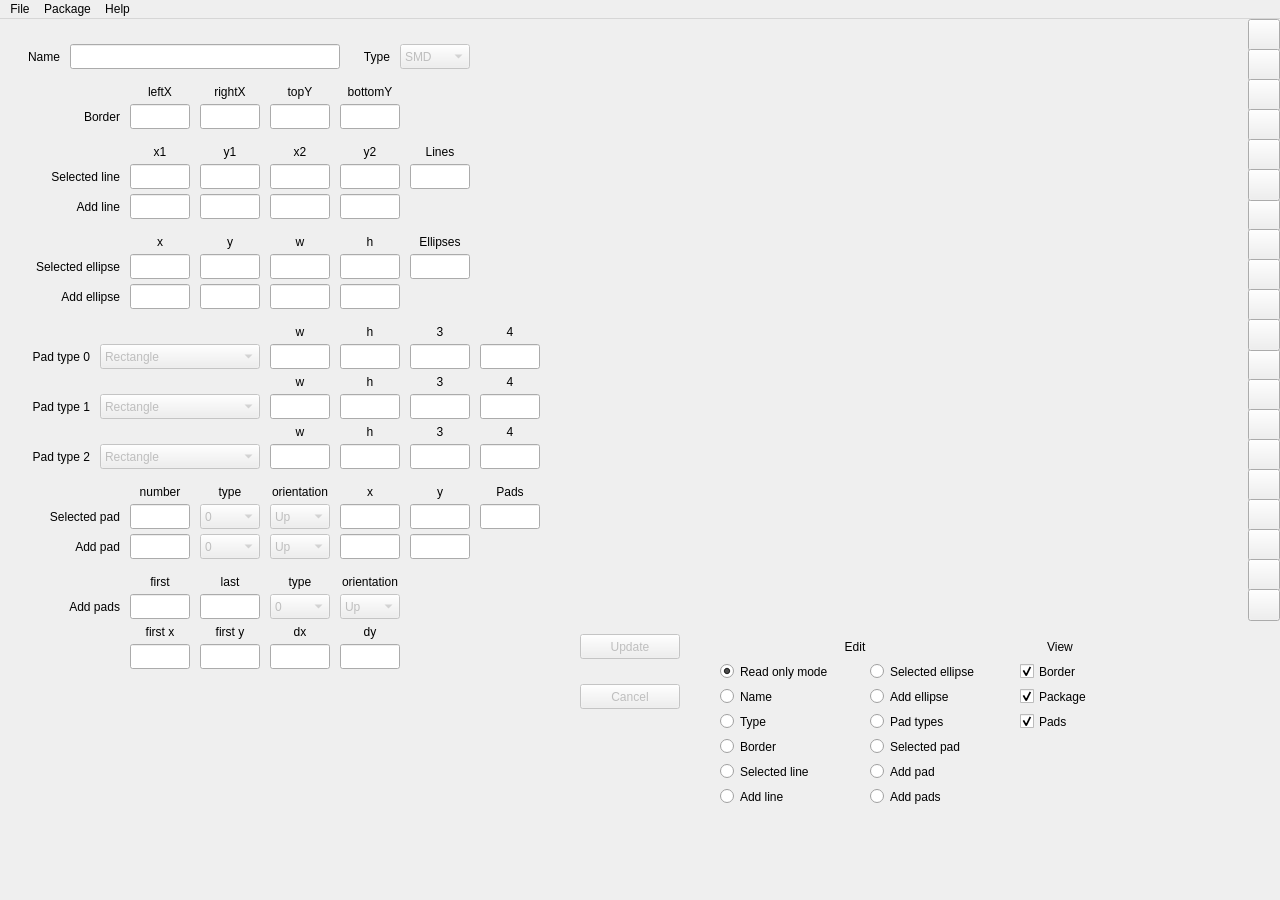
schdesign/board-builder, file src/pcbeditor/packageeditor.ui: the form before one commit.
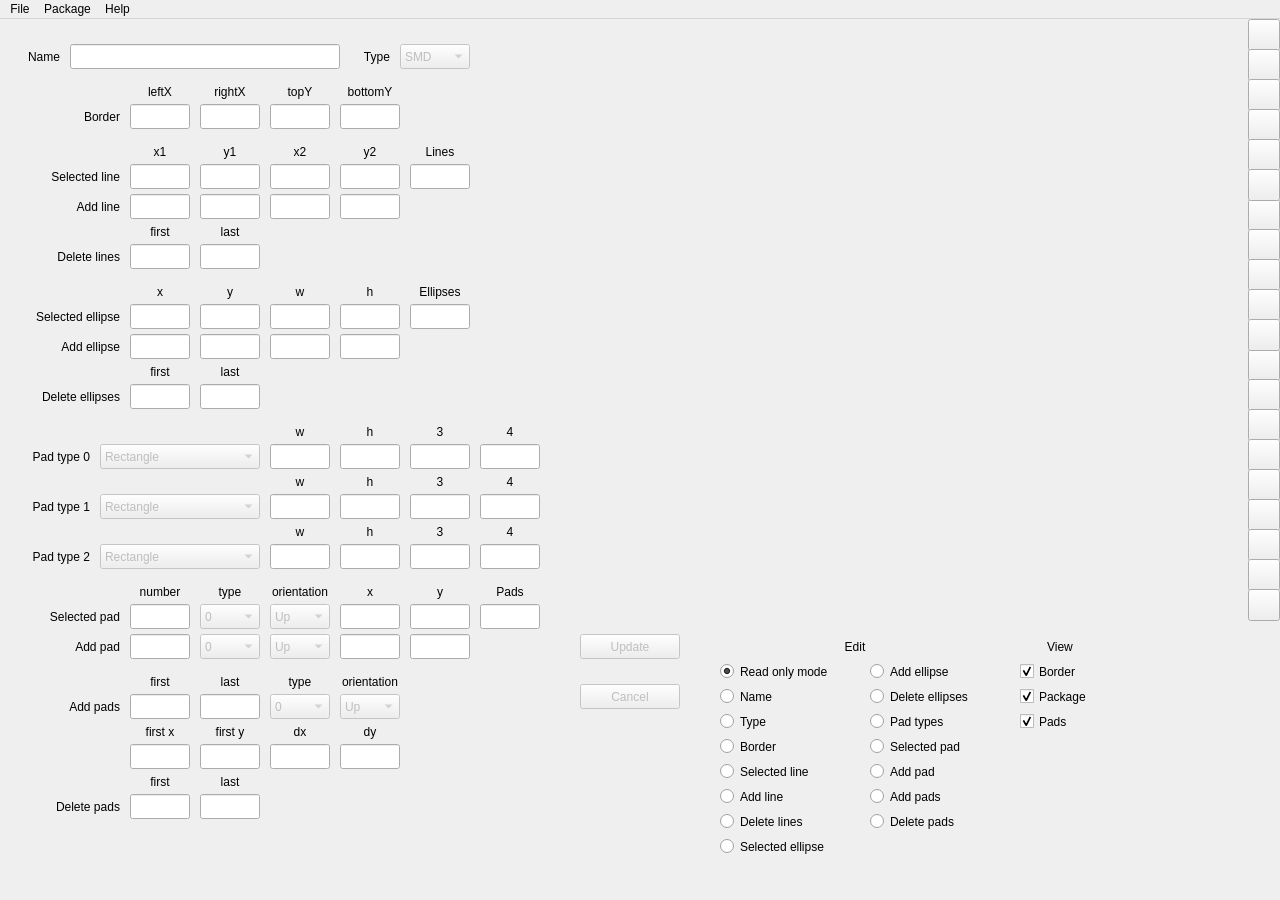
The form after the commit. Icons and pictures are not drawn.

Commit message: Change Package Editor user interface

Diff of the .ui file:
```diff
--- a/src/pcbeditor/packageeditor.ui
+++ b/src/pcbeditor/packageeditor.ui
@@ -453,7 +453,7 @@
     <property name="geometry">
      <rect>
       <x>340</x>
-      <y>210</y>
+      <y>260</y>
       <width>60</width>
       <height>25</height>
      </rect>
@@ -469,7 +469,7 @@
     <property name="geometry">
      <rect>
       <x>200</x>
-      <y>210</y>
+      <y>260</y>
       <width>60</width>
       <height>25</height>
      </rect>
@@ -485,7 +485,7 @@
     <property name="geometry">
      <rect>
       <x>340</x>
-      <y>235</y>
+      <y>285</y>
       <width>60</width>
       <height>25</height>
      </rect>
@@ -501,7 +501,7 @@
     <property name="geometry">
      <rect>
       <x>270</x>
-      <y>235</y>
+      <y>285</y>
       <width>60</width>
       <height>25</height>
      </rect>
@@ -517,7 +517,7 @@
     <property name="geometry">
      <rect>
       <x>200</x>
-      <y>235</y>
+      <y>285</y>
       <width>60</width>
       <height>25</height>
      </rect>
@@ -533,7 +533,7 @@
     <property name="geometry">
      <rect>
       <x>10</x>
-      <y>235</y>
+      <y>285</y>
       <width>110</width>
       <height>25</height>
      </rect>
@@ -549,7 +549,7 @@
     <property name="geometry">
      <rect>
       <x>270</x>
-      <y>210</y>
+      <y>260</y>
       <width>60</width>
       <height>25</height>
      </rect>
@@ -565,7 +565,7 @@
     <property name="geometry">
      <rect>
       <x>130</x>
-      <y>210</y>
+      <y>260</y>
       <width>60</width>
       <height>25</height>
      </rect>
@@ -581,7 +581,7 @@
     <property name="geometry">
      <rect>
       <x>130</x>
-      <y>235</y>
+      <y>285</y>
       <width>60</width>
       <height>25</height>
      </rect>
@@ -869,7 +869,7 @@
     <property name="geometry">
      <rect>
       <x>200</x>
-      <y>265</y>
+      <y>315</y>
       <width>60</width>
       <height>25</height>
      </rect>
@@ -885,7 +885,7 @@
     <property name="geometry">
      <rect>
       <x>270</x>
-      <y>265</y>
+      <y>315</y>
       <width>60</width>
       <height>25</height>
      </rect>
@@ -901,7 +901,7 @@
     <property name="geometry">
      <rect>
       <x>340</x>
-      <y>265</y>
+      <y>315</y>
       <width>60</width>
       <height>25</height>
      </rect>
@@ -917,7 +917,7 @@
     <property name="geometry">
      <rect>
       <x>130</x>
-      <y>265</y>
+      <y>315</y>
       <width>60</width>
       <height>25</height>
      </rect>
@@ -933,7 +933,7 @@
     <property name="geometry">
      <rect>
       <x>40</x>
-      <y>265</y>
+      <y>315</y>
       <width>80</width>
       <height>25</height>
      </rect>
@@ -978,7 +978,7 @@
     <property name="geometry">
      <rect>
       <x>410</x>
-      <y>300</y>
+      <y>400</y>
       <width>60</width>
       <height>25</height>
      </rect>
@@ -994,7 +994,7 @@
     <property name="geometry">
      <rect>
       <x>340</x>
-      <y>325</y>
+      <y>425</y>
       <width>60</width>
       <height>25</height>
      </rect>
@@ -1010,7 +1010,7 @@
     <property name="geometry">
      <rect>
       <x>340</x>
-      <y>300</y>
+      <y>400</y>
       <width>60</width>
       <height>25</height>
      </rect>
@@ -1029,7 +1029,7 @@
     <property name="geometry">
      <rect>
       <x>410</x>
-      <y>325</y>
+      <y>425</y>
       <width>60</width>
       <height>25</height>
      </rect>
@@ -1045,7 +1045,7 @@
     <property name="geometry">
      <rect>
       <x>270</x>
-      <y>300</y>
+      <y>400</y>
       <width>60</width>
       <height>25</height>
      </rect>
@@ -1061,7 +1061,7 @@
     <property name="geometry">
      <rect>
       <x>270</x>
-      <y>325</y>
+      <y>425</y>
       <width>60</width>
       <height>25</height>
      </rect>
@@ -1077,7 +1077,7 @@
     <property name="geometry">
      <rect>
       <x>10</x>
-      <y>325</y>
+      <y>425</y>
       <width>80</width>
       <height>25</height>
      </rect>
@@ -1093,7 +1093,7 @@
     <property name="geometry">
      <rect>
       <x>10</x>
-      <y>375</y>
+      <y>475</y>
       <width>80</width>
       <height>25</height>
      </rect>
@@ -1112,7 +1112,7 @@
     <property name="geometry">
      <rect>
       <x>410</x>
-      <y>375</y>
+      <y>475</y>
       <width>60</width>
       <height>25</height>
      </rect>
@@ -1128,7 +1128,7 @@
     <property name="geometry">
      <rect>
       <x>270</x>
-      <y>375</y>
+      <y>475</y>
       <width>60</width>
       <height>25</height>
      </rect>
@@ -1144,7 +1144,7 @@
     <property name="geometry">
      <rect>
       <x>340</x>
-      <y>375</y>
+      <y>475</y>
       <width>60</width>
       <height>25</height>
      </rect>
@@ -1160,7 +1160,7 @@
     <property name="geometry">
      <rect>
       <x>270</x>
-      <y>425</y>
+      <y>525</y>
       <width>60</width>
       <height>25</height>
      </rect>
@@ -1176,7 +1176,7 @@
     <property name="geometry">
      <rect>
       <x>340</x>
-      <y>425</y>
+      <y>525</y>
       <width>60</width>
       <height>25</height>
      </rect>
@@ -1192,7 +1192,7 @@
     <property name="geometry">
      <rect>
       <x>410</x>
-      <y>425</y>
+      <y>525</y>
       <width>60</width>
       <height>25</height>
      </rect>
@@ -1208,7 +1208,7 @@
     <property name="geometry">
      <rect>
       <x>10</x>
-      <y>425</y>
+      <y>525</y>
       <width>80</width>
       <height>25</height>
      </rect>
@@ -1227,7 +1227,7 @@
     <property name="geometry">
      <rect>
       <x>100</x>
-      <y>325</y>
+      <y>425</y>
       <width>160</width>
       <height>25</height>
      </rect>
@@ -1267,7 +1267,7 @@
     <property name="geometry">
      <rect>
       <x>100</x>
-      <y>375</y>
+      <y>475</y>
       <width>160</width>
       <height>25</height>
      </rect>
@@ -1307,7 +1307,7 @@
     <property name="geometry">
      <rect>
       <x>100</x>
-      <y>425</y>
+      <y>525</y>
       <width>160</width>
       <height>25</height>
      </rect>
@@ -1344,7 +1344,7 @@
     <property name="geometry">
      <rect>
       <x>130</x>
-      <y>515</y>
+      <y>615</y>
       <width>60</width>
       <height>25</height>
      </rect>
@@ -1360,7 +1360,7 @@
     <property name="geometry">
      <rect>
       <x>130</x>
-      <y>485</y>
+      <y>585</y>
       <width>60</width>
       <height>25</height>
      </rect>
@@ -1376,7 +1376,7 @@
     <property name="geometry">
      <rect>
       <x>410</x>
-      <y>460</y>
+      <y>560</y>
       <width>60</width>
       <height>25</height>
      </rect>
@@ -1392,7 +1392,7 @@
     <property name="geometry">
      <rect>
       <x>30</x>
-      <y>485</y>
+      <y>585</y>
       <width>90</width>
       <height>25</height>
      </rect>
@@ -1424,7 +1424,7 @@
     <property name="geometry">
      <rect>
       <x>410</x>
-      <y>485</y>
+      <y>585</y>
       <width>60</width>
       <height>25</height>
      </rect>
@@ -1440,7 +1440,7 @@
     <property name="geometry">
      <rect>
       <x>410</x>
-      <y>515</y>
+      <y>615</y>
       <width>60</width>
       <height>25</height>
      </rect>
@@ -1456,7 +1456,7 @@
     <property name="geometry">
      <rect>
       <x>60</x>
-      <y>515</y>
+      <y>615</y>
       <width>60</width>
       <height>25</height>
      </rect>
@@ -1472,7 +1472,7 @@
     <property name="geometry">
      <rect>
       <x>130</x>
-      <y>460</y>
+      <y>560</y>
       <width>60</width>
       <height>25</height>
      </rect>
@@ -1520,7 +1520,7 @@
     <property name="geometry">
      <rect>
       <x>410</x>
-      <y>235</y>
+      <y>285</y>
       <width>60</width>
       <height>25</height>
      </rect>
@@ -1536,7 +1536,7 @@
     <property name="geometry">
      <rect>
       <x>410</x>
-      <y>210</y>
+      <y>260</y>
       <width>60</width>
       <height>25</height>
      </rect>
@@ -1552,7 +1552,7 @@
     <property name="geometry">
      <rect>
       <x>480</x>
-      <y>485</y>
+      <y>585</y>
       <width>60</width>
       <height>25</height>
      </rect>
@@ -1568,7 +1568,7 @@
     <property name="geometry">
      <rect>
       <x>480</x>
-      <y>460</y>
+      <y>560</y>
       <width>60</width>
       <height>25</height>
      </rect>
@@ -1584,7 +1584,7 @@
     <property name="geometry">
      <rect>
       <x>200</x>
-      <y>460</y>
+      <y>560</y>
       <width>60</width>
       <height>25</height>
      </rect>
@@ -1600,7 +1600,7 @@
     <property name="geometry">
      <rect>
       <x>340</x>
-      <y>485</y>
+      <y>585</y>
       <width>60</width>
       <height>25</height>
      </rect>
@@ -1616,7 +1616,7 @@
     <property name="geometry">
      <rect>
       <x>340</x>
-      <y>515</y>
+      <y>615</y>
       <width>60</width>
       <height>25</height>
      </rect>
@@ -1632,7 +1632,7 @@
     <property name="geometry">
      <rect>
       <x>340</x>
-      <y>460</y>
+      <y>560</y>
       <width>60</width>
       <height>25</height>
      </rect>
@@ -1648,7 +1648,7 @@
     <property name="geometry">
      <rect>
       <x>340</x>
-      <y>625</y>
+      <y>725</y>
       <width>60</width>
       <height>25</height>
      </rect>
@@ -1664,7 +1664,7 @@
     <property name="geometry">
      <rect>
       <x>200</x>
-      <y>625</y>
+      <y>725</y>
       <width>60</width>
       <height>25</height>
      </rect>
@@ -1680,7 +1680,7 @@
     <property name="geometry">
      <rect>
       <x>130</x>
-      <y>625</y>
+      <y>725</y>
       <width>60</width>
       <height>25</height>
      </rect>
@@ -1696,7 +1696,7 @@
     <property name="geometry">
      <rect>
       <x>270</x>
-      <y>625</y>
+      <y>725</y>
       <width>60</width>
       <height>25</height>
      </rect>
@@ -1712,7 +1712,7 @@
     <property name="geometry">
      <rect>
       <x>130</x>
-      <y>575</y>
+      <y>675</y>
       <width>60</width>
       <height>25</height>
      </rect>
@@ -1728,7 +1728,7 @@
     <property name="geometry">
      <rect>
       <x>50</x>
-      <y>575</y>
+      <y>675</y>
       <width>70</width>
       <height>25</height>
      </rect>
@@ -1744,7 +1744,7 @@
     <property name="geometry">
      <rect>
       <x>200</x>
-      <y>575</y>
+      <y>675</y>
       <width>60</width>
       <height>25</height>
      </rect>
@@ -1760,7 +1760,7 @@
     <property name="geometry">
      <rect>
       <x>270</x>
-      <y>600</y>
+      <y>700</y>
       <width>60</width>
       <height>25</height>
      </rect>
@@ -1776,7 +1776,7 @@
     <property name="geometry">
      <rect>
       <x>340</x>
-      <y>600</y>
+      <y>700</y>
       <width>60</width>
       <height>25</height>
      </rect>
@@ -1792,7 +1792,7 @@
     <property name="geometry">
      <rect>
       <x>130</x>
-      <y>550</y>
+      <y>650</y>
       <width>60</width>
       <height>25</height>
      </rect>
@@ -1808,7 +1808,7 @@
     <property name="geometry">
      <rect>
       <x>130</x>
-      <y>600</y>
+      <y>700</y>
       <width>60</width>
       <height>25</height>
      </rect>
@@ -1824,7 +1824,7 @@
     <property name="geometry">
      <rect>
       <x>200</x>
-      <y>600</y>
+      <y>700</y>
       <width>60</width>
       <height>25</height>
      </rect>
@@ -1840,7 +1840,7 @@
     <property name="geometry">
      <rect>
       <x>200</x>
-      <y>550</y>
+      <y>650</y>
       <width>60</width>
       <height>25</height>
      </rect>
@@ -1856,7 +1856,7 @@
     <property name="geometry">
      <rect>
       <x>270</x>
-      <y>550</y>
+      <y>650</y>
       <width>60</width>
       <height>25</height>
      </rect>
@@ -1872,7 +1872,7 @@
     <property name="geometry">
      <rect>
       <x>260</x>
-      <y>460</y>
+      <y>560</y>
       <width>80</width>
       <height>25</height>
      </rect>
@@ -1891,7 +1891,7 @@
     <property name="geometry">
      <rect>
       <x>200</x>
-      <y>485</y>
+      <y>585</y>
       <width>60</width>
       <height>25</height>
      </rect>
@@ -1931,7 +1931,7 @@
     <property name="geometry">
      <rect>
       <x>200</x>
-      <y>515</y>
+      <y>615</y>
       <width>60</width>
       <height>25</height>
      </rect>
@@ -1971,7 +1971,7 @@
     <property name="geometry">
      <rect>
       <x>270</x>
-      <y>575</y>
+      <y>675</y>
       <width>60</width>
       <height>25</height>
      </rect>
@@ -2011,7 +2011,7 @@
     <property name="geometry">
      <rect>
       <x>270</x>
-      <y>485</y>
+      <y>585</y>
       <width>60</width>
       <height>25</height>
      </rect>
@@ -2040,7 +2040,7 @@
     <property name="geometry">
      <rect>
       <x>270</x>
-      <y>515</y>
+      <y>615</y>
       <width>60</width>
       <height>25</height>
      </rect>
@@ -2069,7 +2069,7 @@
     <property name="geometry">
      <rect>
       <x>340</x>
-      <y>575</y>
+      <y>675</y>
       <width>60</width>
       <height>25</height>
      </rect>
@@ -2095,7 +2095,7 @@
     <property name="geometry">
      <rect>
       <x>330</x>
-      <y>550</y>
+      <y>650</y>
       <width>80</width>
       <height>25</height>
      </rect>
@@ -2298,7 +2298,7 @@
     <property name="geometry">
      <rect>
       <x>480</x>
-      <y>325</y>
+      <y>425</y>
       <width>60</width>
       <height>25</height>
      </rect>
@@ -2314,7 +2314,7 @@
     <property name="geometry">
      <rect>
       <x>480</x>
-      <y>425</y>
+      <y>525</y>
       <width>60</width>
       <height>25</height>
      </rect>
@@ -2330,7 +2330,7 @@
     <property name="geometry">
      <rect>
       <x>480</x>
-      <y>300</y>
+      <y>400</y>
       <width>60</width>
       <height>25</height>
      </rect>
@@ -2349,7 +2349,7 @@
     <property name="geometry">
      <rect>
       <x>480</x>
-      <y>375</y>
+      <y>475</y>
       <width>60</width>
       <height>25</height>
      </rect>
@@ -2365,7 +2365,7 @@
     <property name="geometry">
      <rect>
       <x>410</x>
-      <y>350</y>
+      <y>450</y>
       <width>60</width>
       <height>25</height>
      </rect>
@@ -2381,7 +2381,7 @@
     <property name="geometry">
      <rect>
       <x>340</x>
-      <y>350</y>
+      <y>450</y>
       <width>60</width>
       <height>25</height>
      </rect>
@@ -2397,7 +2397,7 @@
     <property name="geometry">
      <rect>
       <x>480</x>
-      <y>350</y>
+      <y>450</y>
       <width>60</width>
       <height>25</height>
      </rect>
@@ -2413,7 +2413,7 @@
     <property name="geometry">
      <rect>
       <x>270</x>
-      <y>350</y>
+      <y>450</y>
       <width>60</width>
       <height>25</height>
      </rect>
@@ -2429,7 +2429,7 @@
     <property name="geometry">
      <rect>
       <x>480</x>
-      <y>400</y>
+      <y>500</y>
       <width>60</width>
       <height>25</height>
      </rect>
@@ -2445,7 +2445,7 @@
     <property name="geometry">
      <rect>
       <x>270</x>
-      <y>400</y>
+      <y>500</y>
       <width>60</width>
       <height>25</height>
      </rect>
@@ -2461,7 +2461,7 @@
     <property name="geometry">
      <rect>
       <x>340</x>
-      <y>400</y>
+      <y>500</y>
       <width>60</width>
       <height>25</height>
      </rect>
@@ -2477,7 +2477,7 @@
     <property name="geometry">
      <rect>
       <x>410</x>
-      <y>400</y>
+      <y>500</y>
       <width>60</width>
       <height>25</height>
      </rect>
@@ -2589,8 +2589,8 @@
    <widget class="QRadioButton" name="selectedEllipseRadioButton">
     <property name="geometry">
      <rect>
-      <x>870</x>
-      <y>640</y>
+      <x>720</x>
+      <y>815</y>
       <width>140</width>
       <height>25</height>
      </rect>
@@ -2603,7 +2603,7 @@
     <property name="geometry">
      <rect>
       <x>870</x>
-      <y>665</y>
+      <y>640</y>
       <width>120</width>
       <height>25</height>
      </rect>
@@ -2744,6 +2744,285 @@
      <bool>true</bool>
     </property>
    </widget>
+   <widget class="QLineEdit" name="deleteLinesFirstLineEdit">
+    <property name="geometry">
+     <rect>
+      <x>130</x>
+      <y>225</y>
+      <width>60</width>
+      <height>25</height>
+     </rect>
+    </property>
+    <property name="alignment">
+     <set>Qt::AlignCenter</set>
+    </property>
+    <property name="readOnly">
+     <bool>true</bool>
+    </property>
+   </widget>
+   <widget class="QLabel" name="deleteLinesLabel">
+    <property name="geometry">
+     <rect>
+      <x>30</x>
+      <y>225</y>
+      <width>90</width>
+      <height>25</height>
+     </rect>
+    </property>
+    <property name="text">
+     <string>Delete lines</string>
+    </property>
+    <property name="alignment">
+     <set>Qt::AlignRight|Qt::AlignTrailing|Qt::AlignVCenter</set>
+    </property>
+   </widget>
+   <widget class="QLineEdit" name="deleteLinesLastLineEdit">
+    <property name="geometry">
+     <rect>
+      <x>200</x>
+      <y>225</y>
+      <width>60</width>
+      <height>25</height>
+     </rect>
+    </property>
+    <property name="alignment">
+     <set>Qt::AlignCenter</set>
+    </property>
+    <property name="readOnly">
+     <bool>true</bool>
+    </property>
+   </widget>
+   <widget class="QLineEdit" name="deleteEllipsesLastLineEdit">
+    <property name="geometry">
+     <rect>
+      <x>200</x>
+      <y>365</y>
+      <width>60</width>
+      <height>25</height>
+     </rect>
+    </property>
+    <property name="alignment">
+     <set>Qt::AlignCenter</set>
+    </property>
+    <property name="readOnly">
+     <bool>true</bool>
+    </property>
+   </widget>
+   <widget class="QLabel" name="deleteEllipsesLabel">
+    <property name="geometry">
+     <rect>
+      <x>10</x>
+      <y>365</y>
+      <width>110</width>
+      <height>25</height>
+     </rect>
+    </property>
+    <property name="text">
+     <string>Delete ellipses</string>
+    </property>
+    <property name="alignment">
+     <set>Qt::AlignRight|Qt::AlignTrailing|Qt::AlignVCenter</set>
+    </property>
+   </widget>
+   <widget class="QLineEdit" name="deleteEllipsesFirstLineEdit">
+    <property name="geometry">
+     <rect>
+      <x>130</x>
+      <y>365</y>
+      <width>60</width>
+      <height>25</height>
+     </rect>
+    </property>
+    <property name="alignment">
+     <set>Qt::AlignCenter</set>
+    </property>
+    <property name="readOnly">
+     <bool>true</bool>
+    </property>
+   </widget>
+   <widget class="QLabel" name="deletePadsLastLabel">
+    <property name="geometry">
+     <rect>
+      <x>200</x>
+      <y>750</y>
+      <width>60</width>
+      <height>25</height>
+     </rect>
+    </property>
+    <property name="text">
+     <string>last</string>
+    </property>
+    <property name="alignment">
+     <set>Qt::AlignCenter</set>
+    </property>
+   </widget>
+   <widget class="QLineEdit" name="deletePadsFirstLineEdit">
+    <property name="geometry">
+     <rect>
+      <x>130</x>
+      <y>775</y>
+      <width>60</width>
+      <height>25</height>
+     </rect>
+    </property>
+    <property name="alignment">
+     <set>Qt::AlignCenter</set>
+    </property>
+    <property name="readOnly">
+     <bool>true</bool>
+    </property>
+   </widget>
+   <widget class="QLineEdit" name="deletePadsLastLineEdit">
+    <property name="geometry">
+     <rect>
+      <x>200</x>
+      <y>775</y>
+      <width>60</width>
+      <height>25</height>
+     </rect>
+    </property>
+    <property name="alignment">
+     <set>Qt::AlignCenter</set>
+    </property>
+    <property name="readOnly">
+     <bool>true</bool>
+    </property>
+   </widget>
+   <widget class="QLabel" name="deletePadsLabel">
+    <property name="geometry">
+     <rect>
+      <x>30</x>
+      <y>775</y>
+      <width>90</width>
+      <height>25</height>
+     </rect>
+    </property>
+    <property name="text">
+     <string>Delete pads</string>
+    </property>
+    <property name="alignment">
+     <set>Qt::AlignRight|Qt::AlignTrailing|Qt::AlignVCenter</set>
+    </property>
+   </widget>
+   <widget class="QLabel" name="deletePadsFirstLabel">
+    <property name="geometry">
+     <rect>
+      <x>130</x>
+      <y>750</y>
+      <width>60</width>
+      <height>25</height>
+     </rect>
+    </property>
+    <property name="text">
+     <string>first</string>
+    </property>
+    <property name="alignment">
+     <set>Qt::AlignCenter</set>
+    </property>
+   </widget>
+   <widget class="QLabel" name="deleteLinesFirstLabel">
+    <property name="geometry">
+     <rect>
+      <x>130</x>
+      <y>200</y>
+      <width>60</width>
+      <height>25</height>
+     </rect>
+    </property>
+    <property name="text">
+     <string>first</string>
+    </property>
+    <property name="alignment">
+     <set>Qt::AlignCenter</set>
+    </property>
+   </widget>
+   <widget class="QLabel" name="deleteLinesLastLabel">
+    <property name="geometry">
+     <rect>
+      <x>200</x>
+      <y>200</y>
+      <width>60</width>
+      <height>25</height>
+     </rect>
+    </property>
+    <property name="text">
+     <string>last</string>
+    </property>
+    <property name="alignment">
+     <set>Qt::AlignCenter</set>
+    </property>
+   </widget>
+   <widget class="QLabel" name="deleteEllipsesFirstLabel">
+    <property name="geometry">
+     <rect>
+      <x>130</x>
+      <y>340</y>
+      <width>60</width>
+      <height>25</height>
+     </rect>
+    </property>
+    <property name="text">
+     <string>first</string>
+    </property>
+    <property name="alignment">
+     <set>Qt::AlignCenter</set>
+    </property>
+   </widget>
+   <widget class="QLabel" name="deleteEllipsesLastLabel">
+    <property name="geometry">
+     <rect>
+      <x>200</x>
+      <y>340</y>
+      <width>60</width>
+      <height>25</height>
+     </rect>
+    </property>
+    <property name="text">
+     <string>last</string>
+    </property>
+    <property name="alignment">
+     <set>Qt::AlignCenter</set>
+    </property>
+   </widget>
+   <widget class="QRadioButton" name="deleteLinesRadioButton">
+    <property name="geometry">
+     <rect>
+      <x>720</x>
+      <y>790</y>
+      <width>120</width>
+      <height>25</height>
+     </rect>
+    </property>
+    <property name="text">
+     <string>Delete lines</string>
+    </property>
+   </widget>
+   <widget class="QRadioButton" name="deleteEllipsesRadioButton">
+    <property name="geometry">
+     <rect>
+      <x>870</x>
+      <y>665</y>
+      <width>140</width>
+      <height>25</height>
+     </rect>
+    </property>
+    <property name="text">
+     <string>Delete ellipses</string>
+    </property>
+   </widget>
+   <widget class="QRadioButton" name="deletePadsRadioButton">
+    <property name="geometry">
+     <rect>
+      <x>870</x>
+      <y>790</y>
+      <width>120</width>
+      <height>25</height>
+     </rect>
+    </property>
+    <property name="text">
+     <string>Delete pads</string>
+    </property>
+   </widget>
   </widget>
   <widget class="QMenuBar" name="menuBar">
    <property name="geometry">
```
The commit also changes 2 other files.
